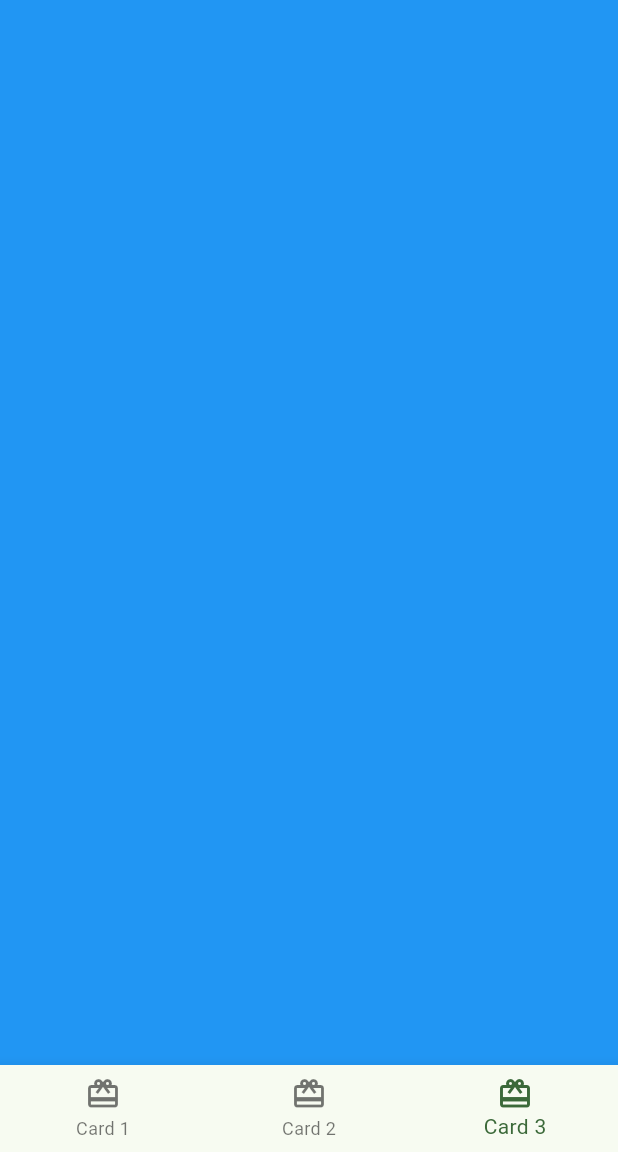
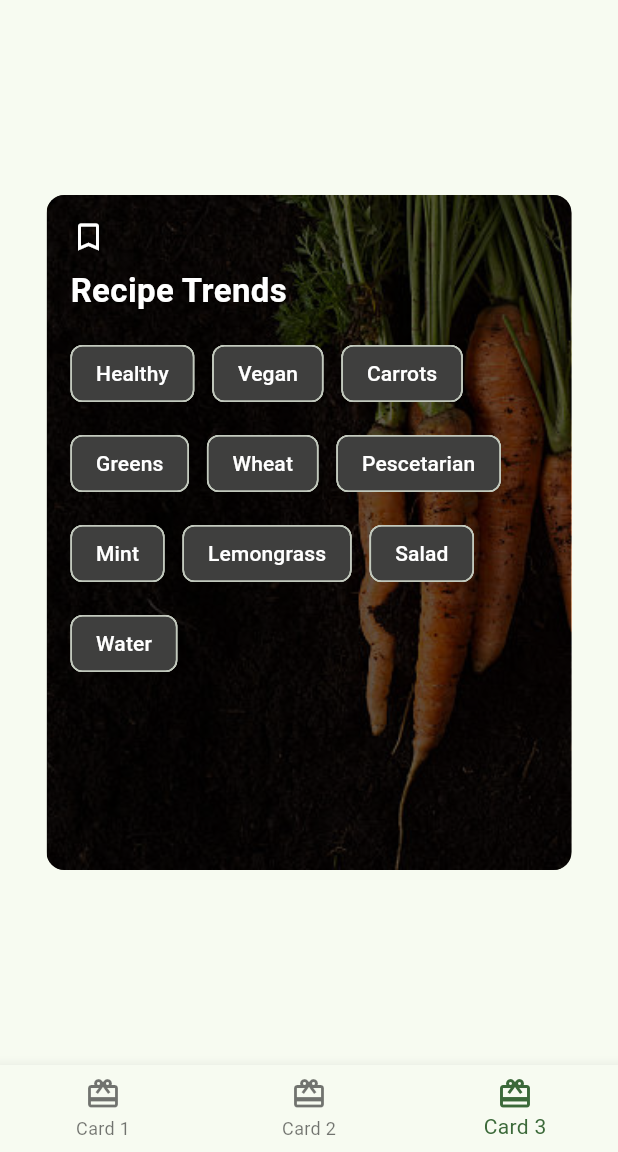
Before and after one commit to PolawatK/fooderlich, a Flutter app: the screen it shows after launch, item 3 of the bottom bar chosen, on a phone screen of 412 x 824 dp, the part 84-1236 px from its top. Run offline on Flutter 3.47's test engine with Material 3 defaults, Android fonts, the phone set to English and light mode, and no system bars; our stand-ins replace google_fonts.

Commit message:
Update card 2 and card 3

```diff
--- /dev/null
+++ b/lib/card3.dart
@@ -0,0 +1,85 @@
+import 'package:flutter/material.dart';
+
+class Card3 extends StatelessWidget {
+  const Card3({super.key});
+
+  final List<String> tags = const [
+    'Healthy',
+    'Vegan',
+    'Carrots',
+    'Greens',
+    'Wheat',
+    'Pescetarian',
+    'Mint',
+    'Lemongrass',
+    'Salad',
+    'Water',
+  ];
+
+  @override
+  Widget build(BuildContext context) {
+    return Center(
+      child: Container(
+        constraints: const BoxConstraints.expand(width: 350, height: 450),
+        decoration: BoxDecoration(
+          borderRadius: BorderRadius.circular(12),
+          image: DecorationImage(
+            image: AssetImage('assets/images/Carrot.jpg'),
+            fit: BoxFit.cover,
+          ),
+        ),
+        child: ClipRRect(
+          borderRadius: BorderRadius.circular(12),
+          child: Stack(
+            children: [
+              Container(color: Colors.black.withOpacity(0.6)),
+
+              Padding(
+                padding: const EdgeInsets.all(16),
+                child: Column(
+                  crossAxisAlignment: CrossAxisAlignment.start,
+                  children: [
+                    const Icon(Icons.bookmark_border, color: Colors.white),
+
+                    const SizedBox(height: 8),
+
+                    const Text(
+                      'Recipe Trends',
+                      style: TextStyle(
+                        color: Colors.white,
+                        fontSize: 22,
+                        fontWeight: FontWeight.bold,
+                      ),
+                    ),
+
+                    const SizedBox(height: 16),
+
+                    Wrap(
+                      alignment: WrapAlignment.start,
+                      spacing: 12,
+                      runSpacing: 12,
+                      children: tags
+                          .map(
+                            (tag) => Chip(
+                              label: Text(tag),
+                              backgroundColor: const Color.fromARGB(
+                                255,
+                                43,
+                                43,
+                                43,
+                              ).withOpacity(0.9),
+                              labelStyle: const TextStyle(color: Colors.white),
+                            ),
+                          )
+                          .toList(),
+                    ),
+                  ],
+                ),
+              ),
+            ],
+          ),
+        ),
+      ),
+    );
+  }
+}
--- a/lib/home.dart
+++ b/lib/home.dart
@@ -1,5 +1,7 @@
 import 'package:flutter/material.dart';
 import 'package:fooderlich/card1.dart';
+import 'package:fooderlich/card2.dart';
+import 'package:fooderlich/card3.dart';
 
 class Home extends StatefulWidget {
   const Home({super.key});
@@ -11,11 +13,7 @@ class Home extends StatefulWidget {
 class _MyWidgetState extends State<Home> {
   int _selectedIndex = 0;
 
-  static List<Widget> pages = <Widget>[
-    Card1(),
-    Container(color: Colors.green),
-    Container(color: Colors.blue),
-  ];
+  static List<Widget> pages = <Widget>[Card1(), Card2(), Card3()];
 
   void _onItemTapped(int index) {
     setState(() {
```
Also changed, not shown: lib/card2.dart (added, +87 -0 lines), assets/images/Carrot.jpg (added), assets/images/booba.jpg (added), assets/images/person.jpg (added), pubspec.lock.
